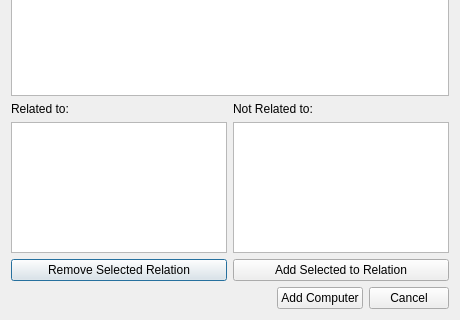
Before: the Qt Designer form vika3/ui/addcomputer.ui in hlynurstef/Verklegt-namskeid-1-vika-3, drawn with Qt 5; both pictures show x 0 to 460 and y 184 to 504 of the 460 by 504 pixel window.
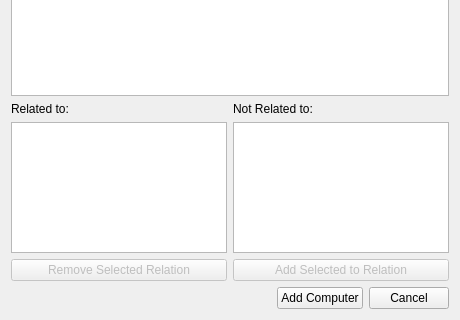
After: the same form once the commit is applied. Icons and pictures are not drawn.

Commit message: adding and removing relations now also works for addComputer (at least in the window, still need to implement saving to SQL)

Diff of the .ui file:
```diff
--- a/vika3/ui/addcomputer.ui
+++ b/vika3/ui/addcomputer.ui
@@ -150,7 +150,10 @@
         <widget class="QListWidget" name="list_computer_related_pioneers"/>
        </item>
        <item>
-        <widget class="QPushButton" name="button_computer_remove_relation">
+        <widget class="QPushButton" name="button_remove_relation">
+         <property name="enabled">
+          <bool>false</bool>
+         </property>
          <property name="text">
           <string>Remove Selected Relation</string>
          </property>
@@ -171,7 +174,10 @@
         <widget class="QListWidget" name="list_computer_unrelated_pioneers"/>
        </item>
        <item>
-        <widget class="QPushButton" name="button_computer_add_relation">
+        <widget class="QPushButton" name="button_add_relation">
+         <property name="enabled">
+          <bool>false</bool>
+         </property>
          <property name="text">
           <string>Add Selected to Relation</string>
          </property>
```
Left out of the diff: 4 changed lines with no effect on the pictures. The commit also changes 5 other files.
